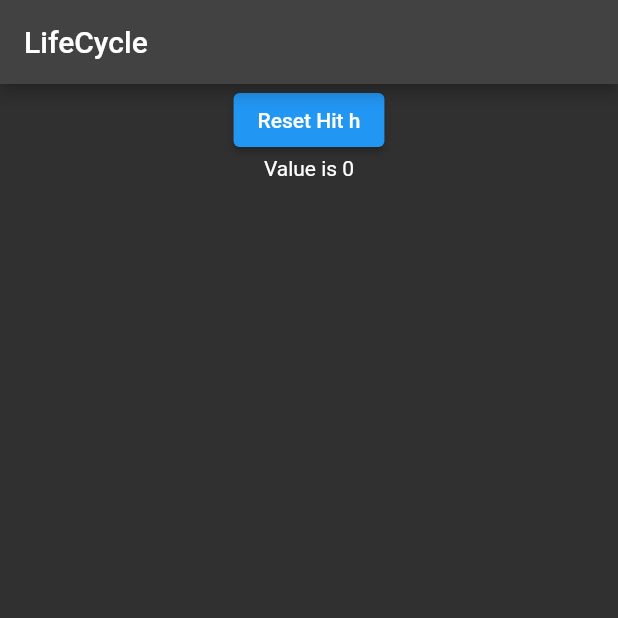
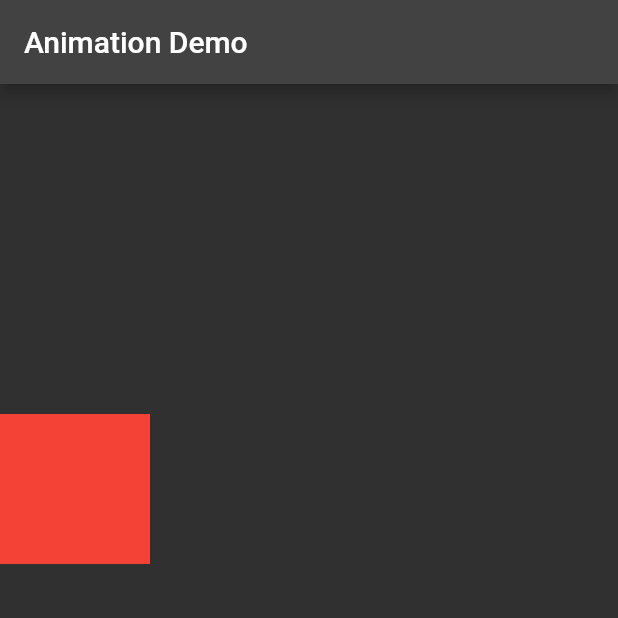
Before and after one commit to arunrtr/flutter_examples, a Flutter app: the screen it shows after launch, on a phone screen of 412 x 824 dp, the top half of it. Run offline on Flutter 3.47's test engine with Material 2 defaults, Android fonts, the phone set to English and light mode, and no system bars.

Commit message:
Animation: Inbuilt Animated Container

```diff
--- /dev/null
+++ b/lib/animation/animation_demo.dart
@@ -0,0 +1,38 @@
+import 'package:flutter/material.dart';
+
+class AnimationDemo extends StatefulWidget {
+  const AnimationDemo({Key? key}) : super(key: key);
+
+  @override
+  State<AnimationDemo> createState() => _AnimationDemoState();
+}
+
+class _AnimationDemoState extends State<AnimationDemo> {
+
+  double marginTop = 220.0;
+  double heightTemp = 100.0;
+  @override
+  Widget build(BuildContext context) {
+    return Scaffold(
+      appBar: AppBar(
+        title: Text("Animation Demo"),
+      ),
+      body: GestureDetector(
+        onTap: () {
+          setState((){
+            marginTop = 20;
+            heightTemp = 0;
+
+          });
+        },
+        child: AnimatedContainer(
+          duration: const Duration(seconds: 3),
+          margin: EdgeInsets.only(top: marginTop),
+          width: 100,
+          height: heightTemp,
+          color: Colors.red,
+        ),
+      ),
+    );
+  }
+}
--- a/lib/main.dart
+++ b/lib/main.dart
@@ -1,10 +1,11 @@
 import 'package:flutter/material.dart';
+import 'package:test_temp/animation/animation_demo.dart';
 import 'package:test_temp/home_screen.dart';
 import 'package:test_temp/lifecycle/lifecycle_parent.dart';
 import 'package:test_temp/my_inherited_widget.dart';
 
 void main() {
   runApp(MyInheritedWidget(
-      MaterialApp(theme: ThemeData.dark(), home: LifeCycleParent()),
+      MaterialApp(theme: ThemeData.dark(), home: AnimationDemo()),
   "Hit h"));
 }
```
